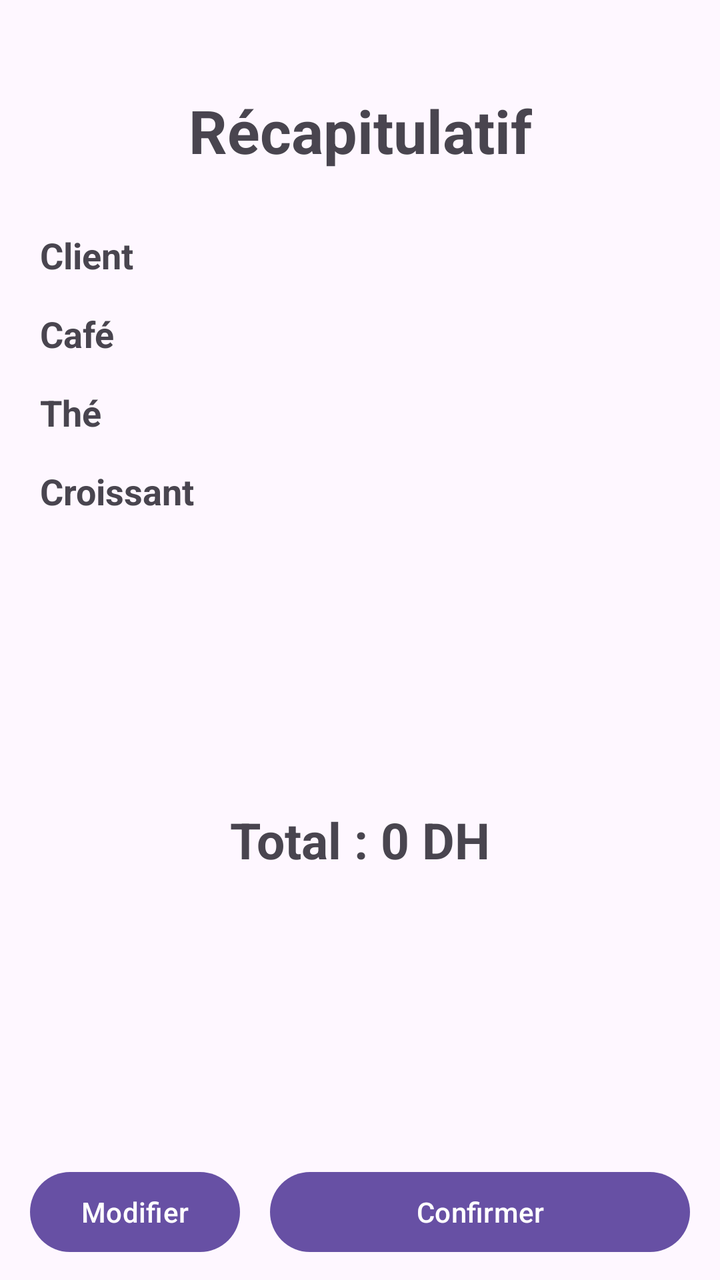
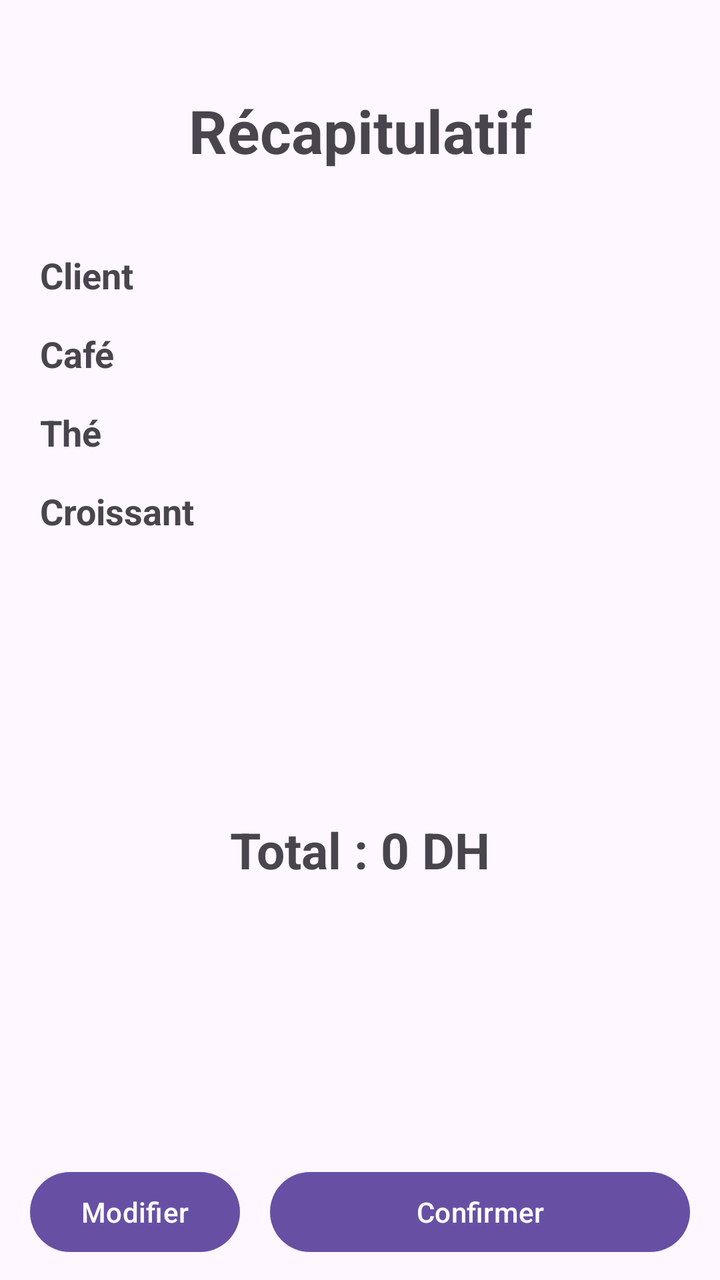

An Android layout rendered at two revisions. The XML below is the earlier revision; the diff shows what the commit changed to produce the second picture.
<!-- AndroidManifest.xml: application theme Theme.Cafeexpress -->
<!-- res/layout/activity_recap.xml -->
<?xml version="1.0" encoding="utf-8"?>
<androidx.constraintlayout.widget.ConstraintLayout xmlns:android="http://schemas.android.com/apk/res/android"
    xmlns:app="http://schemas.android.com/apk/res-auto"
    android:layout_width="match_parent"
    android:layout_height="match_parent">

    <TextView
        android:id="@+id/titreRecap"
        android:layout_width="wrap_content"
        android:layout_height="wrap_content"
        android:layout_marginTop="45dp"
        android:text="Récapitulatif"
        android:textSize="30sp"
        android:textStyle="bold"
        app:layout_constraintEnd_toEndOf="parent"
        app:layout_constraintStart_toStartOf="parent"
        app:layout_constraintTop_toTopOf="parent" />

    <TextView
        android:id="@+id/lblClient"
        android:layout_width="wrap_content"
        android:layout_height="wrap_content"
        android:layout_marginHorizontal="20dp"
        android:layout_marginTop="30dp"
        android:text="Client"
        android:textSize="18sp"
        android:textStyle="bold"
        app:layout_constraintStart_toStartOf="parent"
        app:layout_constraintTop_toBottomOf="@id/titreRecap" />

    <TextView
        android:id="@+id/lblCafe"
        android:layout_width="wrap_content"
        android:layout_height="wrap_content"
        android:layout_marginHorizontal="20dp"
        android:layout_marginTop="15dp"
        android:text="Café"
        android:textSize="18sp"
        android:textStyle="bold"
        app:layout_constraintStart_toStartOf="parent"
        app:layout_constraintTop_toBottomOf="@id/lblClient" />

    <TextView
        android:id="@+id/lblThe"
        android:layout_width="wrap_content"
        android:layout_height="wrap_content"
        android:layout_marginHorizontal="20dp"
        android:layout_marginTop="15dp"
        android:text="Thé"
        android:textSize="18sp"
        android:textStyle="bold"
        app:layout_constraintStart_toStartOf="parent"
        app:layout_constraintTop_toBottomOf="@id/lblCafe" />

    <TextView
        android:id="@+id/lblCroissant"
        android:layout_width="wrap_content"
        android:layout_height="wrap_content"
        android:layout_marginHorizontal="20dp"
        android:layout_marginTop="15dp"
        android:text="Croissant"
        android:textSize="18sp"
        android:textStyle="bold"
        app:layout_constraintStart_toStartOf="parent"
        app:layout_constraintTop_toBottomOf="@id/lblThe" />

    <androidx.constraintlayout.widget.Guideline
        android:id="@+id/sep"
        android:layout_width="wrap_content"
        android:layout_height="wrap_content"
        android:orientation="vertical"
        app:layout_constraintGuide_percent="0.35" />

    <TextView
        android:id="@+id/nomClient"
        android:layout_width="wrap_content"
        android:layout_height="wrap_content"
        android:textSize="18sp"
        app:layout_constraintBottom_toBottomOf="@id/lblClient"
        app:layout_constraintStart_toEndOf="@id/sep"
        app:layout_constraintTop_toTopOf="@id/lblClient" />

    <TextView
        android:id="@+id/nombreCafe"
        android:layout_width="wrap_content"
        android:layout_height="wrap_content"
        android:textSize="18sp"
        app:layout_constraintBottom_toBottomOf="@id/lblCafe"
        app:layout_constraintStart_toEndOf="@id/sep"
        app:layout_constraintTop_toTopOf="@id/lblCafe" />

    <TextView
        android:id="@+id/nombreThe"
        android:layout_width="wrap_content"
        android:layout_height="wrap_content"
        android:textSize="18sp"
        app:layout_constraintBottom_toBottomOf="@id/lblThe"
        app:layout_constraintStart_toEndOf="@id/sep"
        app:layout_constraintTop_toTopOf="@id/lblThe" />

    <TextView
        android:id="@+id/nombreCroissant"
        android:layout_width="wrap_content"
        android:layout_height="wrap_content"
        android:textSize="18sp"
        app:layout_constraintBottom_toBottomOf="@id/lblCroissant"
        app:layout_constraintStart_toEndOf="@id/sep"
        app:layout_constraintTop_toTopOf="@id/lblCroissant" />

    <TextView
        android:id="@+id/total"
        android:layout_width="wrap_content"
        android:layout_height="wrap_content"
        android:text="Total : 0 DH"
        android:textSize="25sp"
        android:textStyle="bold"
        app:layout_constraintBottom_toTopOf="@id/btnModifier"
        app:layout_constraintEnd_toEndOf="parent"
        app:layout_constraintStart_toStartOf="parent"
        app:layout_constraintTop_toBottomOf="@id/lblCroissant" />

    <Button
        android:id="@+id/btnModifier"
        android:layout_width="0dp"
        android:layout_height="wrap_content"
        android:layout_marginHorizontal="15dp"
        android:layout_marginBottom="10dp"
        android:text="Modifier"
        app:layout_constraintBottom_toBottomOf="parent"
        app:layout_constraintEnd_toStartOf="@id/btnConfirmer"
        app:layout_constraintHorizontal_weight="1"
        app:layout_constraintStart_toStartOf="parent" />

    <Button
        android:id="@+id/btnConfirmer"
        android:layout_width="0dp"
        android:layout_height="wrap_content"
        android:layout_marginEnd="15dp"
        android:layout_marginBottom="10dp"
        android:text="Confirmer"
        app:layout_constraintBottom_toBottomOf="parent"
        app:layout_constraintEnd_toEndOf="parent"
        app:layout_constraintHorizontal_weight="2"
        app:layout_constraintStart_toEndOf="@id/btnModifier" />

</androidx.constraintlayout.widget.ConstraintLayout>
<!-- resources referenced by this layout -->
<resources>
  <style name="Theme.Cafeexpress" parent="Base.Theme.Cafeexpress" />
  <style name="Base.Theme.Cafeexpress" parent="Theme.Material3.DayNight.NoActionBar">
          
          
      </style>
</resources>

<!-- the commit's change to res/layout/activity_recap.xml (unified diff, before → after) -->
@@ -21,7 +21,7 @@
         android:layout_width="wrap_content"
         android:layout_height="wrap_content"
         android:layout_marginHorizontal="20dp"
-        android:layout_marginTop="30dp"
+        android:layout_marginTop="40dp"
         android:text="Client"
         android:textSize="18sp"
         android:textStyle="bold"
